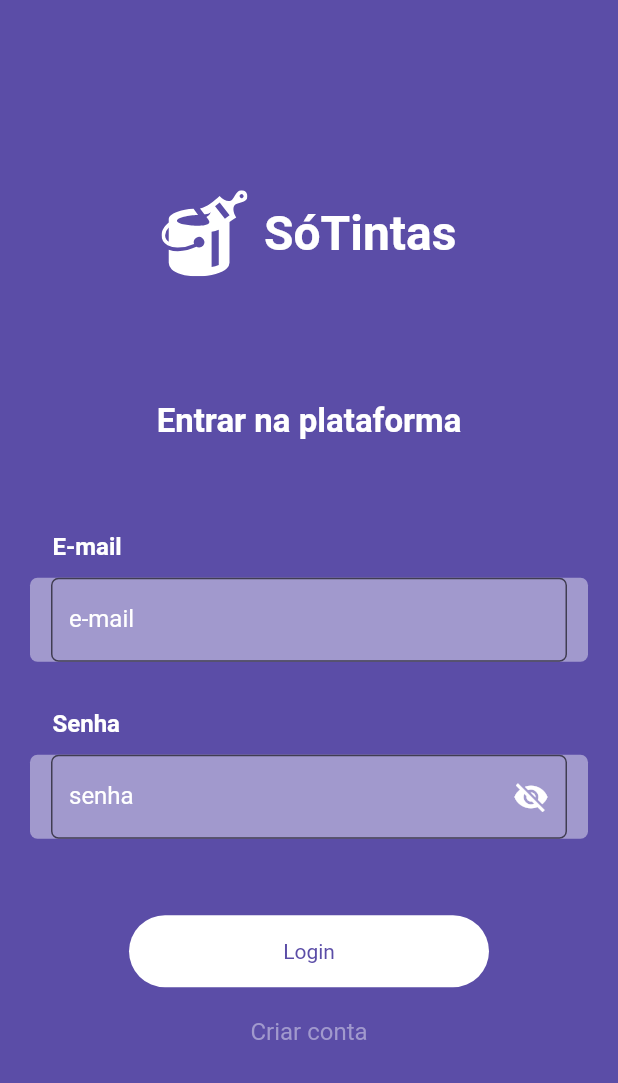
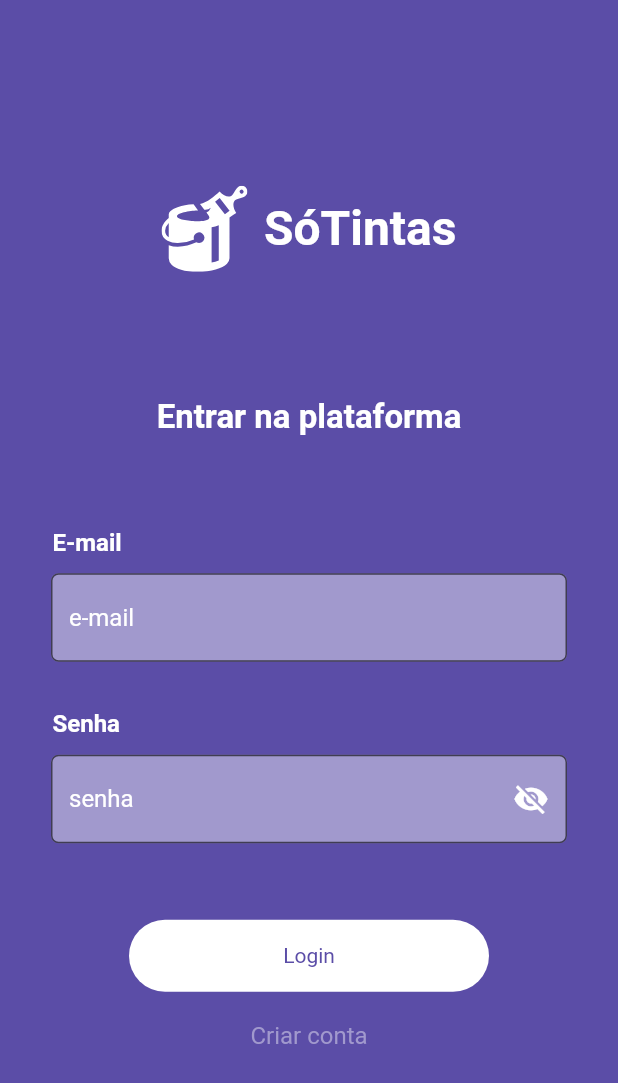
Before and after one commit to erick-paiva/desafio-loomi-flutter, a Flutter app: the screen it shows after launch, on a phone screen of 412 x 824 dp. Shown: the top 1083 px of the screen. Run offline on Flutter 3.47's test engine with Material 2 defaults, Android fonts, the phone set to English and light mode, and no system bars; our stand-ins replace carousel_slider, dio, file_picker, firebase_messaging, flutter_local_notifications, flutter_mobx and 10 more; missing offline and left inert: connectivity_wrapper; accounts and stored records are empty; generated files the repository leaves out were written again.

Commit message:
fix: remove unnecessary styles

```diff
--- a/lib/src/components/text_field_container.dart
+++ b/lib/src/components/text_field_container.dart
@@ -5,6 +5,7 @@ class TextFieldContainer extends StatelessWidget {
   final Widget? child;
   final Widget? Labelchild;
   final EdgeInsetsGeometry? margin;
+
   const TextFieldContainer({
     Key? key,
     this.child,
@@ -20,15 +21,11 @@ class TextFieldContainer extends StatelessWidget {
           Container(margin: EdgeInsets.only(left: 15), child: Labelchild),
           Container(
             width: double.infinity,
-            height: 56,
             alignment: Alignment.center,
             margin: EdgeInsets.symmetric(vertical: 11),
             padding: EdgeInsets.symmetric(
               horizontal: 14,
             ),
-            decoration: BoxDecoration(
-                borderRadius: BorderRadius.circular(5),
-                color: CustomColors.purple50),
             child: child,
           )
         ]));
```
